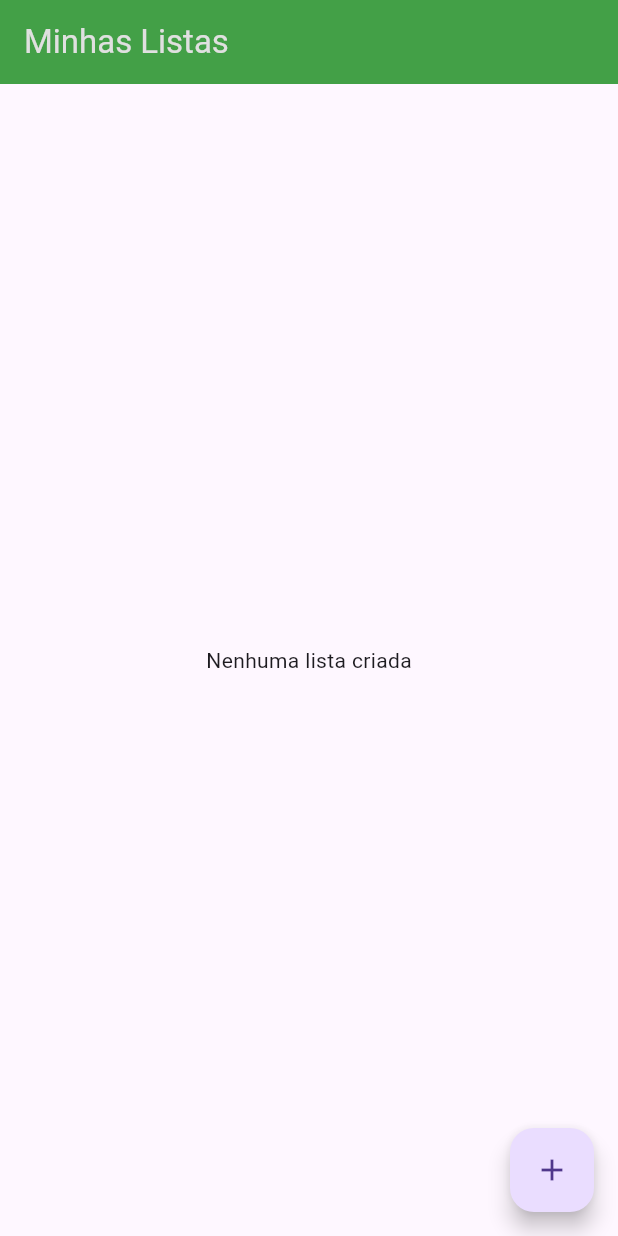
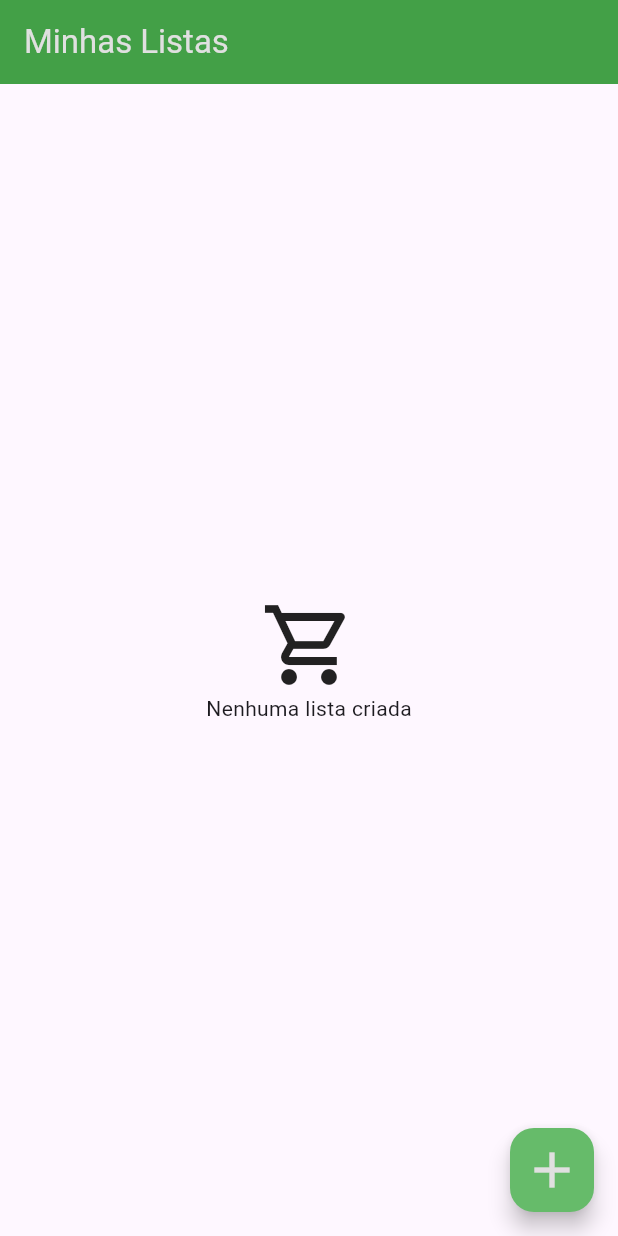
Before and after one commit to AndersonFBD/my-shopping-list, a Flutter app: the screen it shows after launch, on a phone screen of 412 x 824 dp. Run offline on Flutter 3.47's test engine with Material 3 defaults, Android fonts, the phone set to English and light mode, and no system bars; our stand-ins replace hive, hive_flutter; accounts and stored records are empty.

Commit message:
feat: improved homepage presentation with colors and icons

```diff
--- a/lib/configs/app_config.dart
+++ b/lib/configs/app_config.dart
@@ -4,4 +4,5 @@ class AppConfig {
   final String listaComprasBox = 'lista_compras_collection';
   final navBarColor = Colors.green.shade600;
   final navBarText = Colors.grey[300];
+  final addButtonColor = Colors.green.shade400;
 }
--- a/lib/screens/MyHomePage/myHomePage.dart
+++ b/lib/screens/MyHomePage/myHomePage.dart
@@ -51,7 +51,21 @@ class _MyHomePageState extends State<MyHomePage> {
         backgroundColor: AppConfig().navBarColor,
       ),
       body: _listas.isEmpty
-          ? const Center(child: Text('Nenhuma lista criada'))
+          ? const Center(
+              child: Column(
+                mainAxisAlignment: MainAxisAlignment.center,
+                children: [
+                  Row(
+                    mainAxisAlignment: MainAxisAlignment.center,
+                    children: [Icon(Icons.shopping_cart_outlined, size: 64.0)],
+                  ),
+                  Row(
+                    mainAxisAlignment: MainAxisAlignment.center,
+                    children: [Text('Nenhuma lista criada')],
+                  ),
+                ],
+              ),
+            )
           : ListView.builder(
               itemCount: _listas.length,
               itemBuilder: (context, index) {
@@ -73,11 +87,12 @@ class _MyHomePageState extends State<MyHomePage> {
               },
             ),
       floatingActionButton: FloatingActionButton(
+        backgroundColor: AppConfig().addButtonColor,
         onPressed: () {
           print('botão de adicionar nova lista pressionado');
         },
         tooltip: 'Increment',
-        child: const Icon(Icons.add),
+        child: Icon(Icons.add, color: AppConfig().navBarText, size: 40.0),
       ),
     );
   }
```
